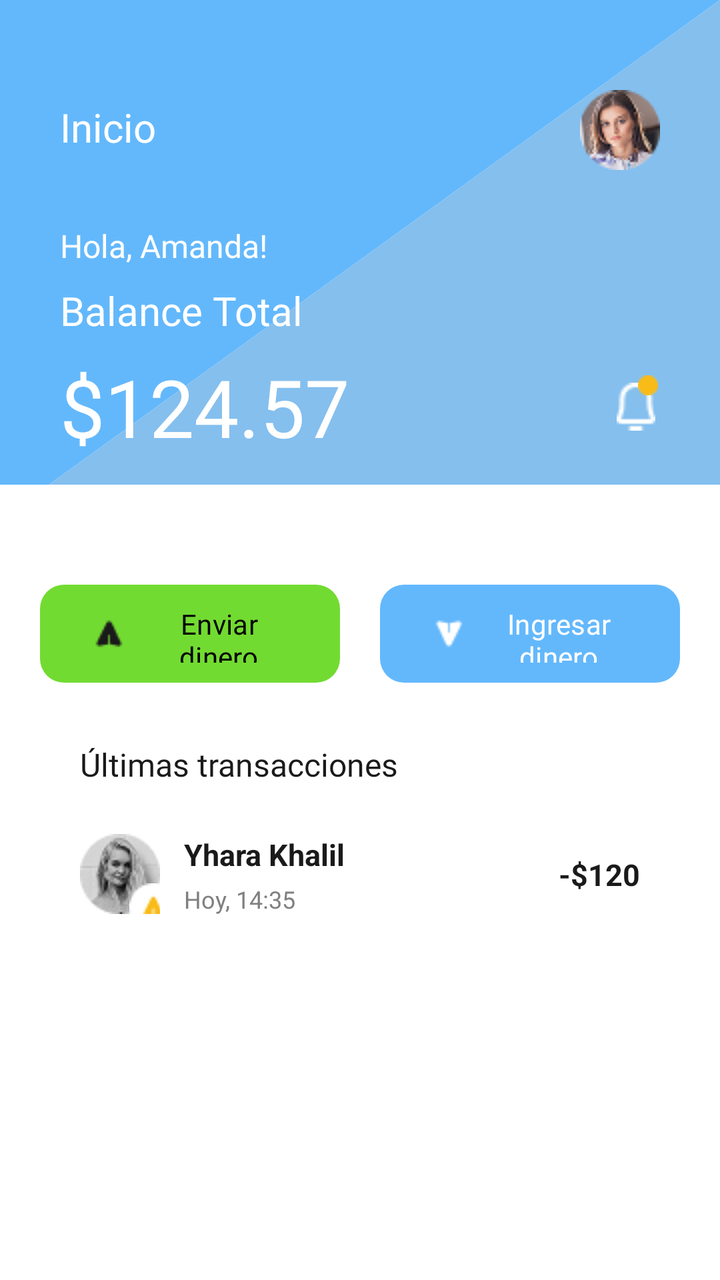
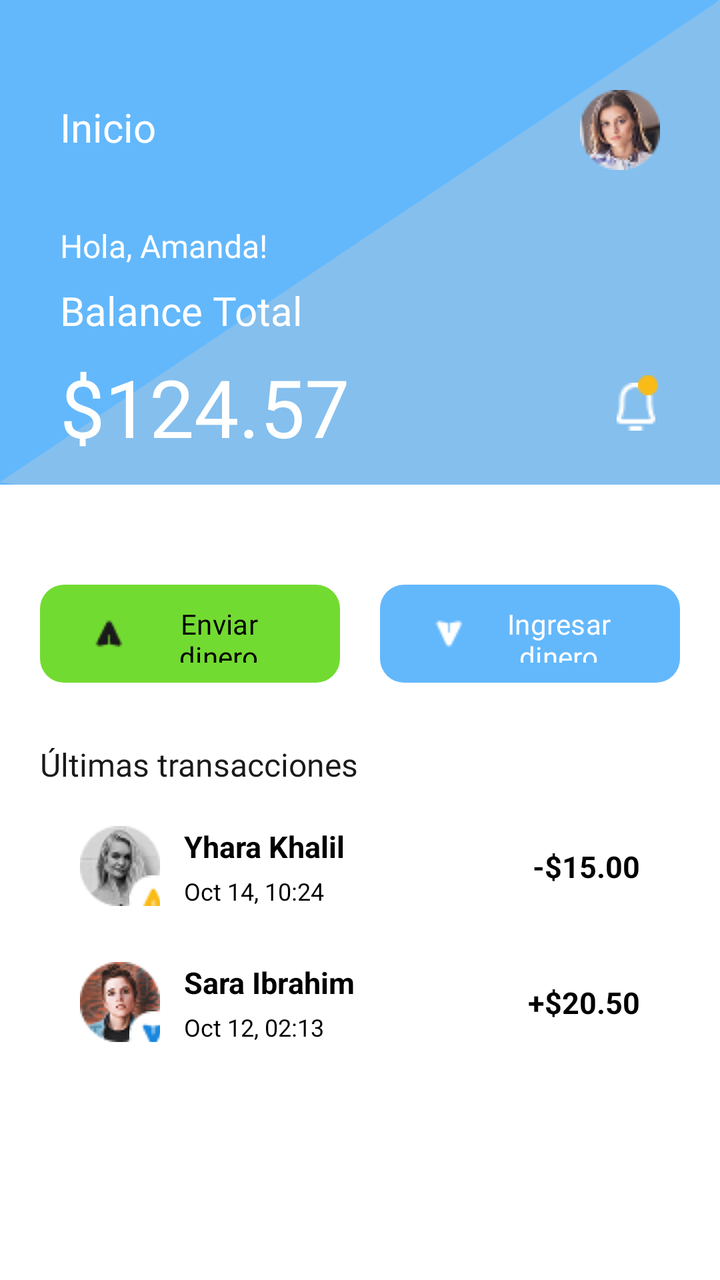

Compare the two renders of this Android layout. The source of the first and the diff that turns it into the second are given below.
<!-- AndroidManifest.xml: application theme Theme.AlkeWallet -->
<!-- res/layout/activity_home.xml -->
<?xml version="1.0" encoding="utf-8"?>
<androidx.constraintlayout.widget.ConstraintLayout
    xmlns:android="http://schemas.android.com/apk/res/android"
    xmlns:app="http://schemas.android.com/apk/res-auto"

    android:layout_width="match_parent"
    android:layout_height="match_parent"
    android:background="@color/white">


    

    <androidx.constraintlayout.widget.ConstraintLayout
        android:id="@+id/layoutHeader"
        android:layout_width="0dp"
        android:layout_height="260dp"
        android:background="@drawable/bg_header_diagonal"
        app:layout_constraintTop_toTopOf="parent"
        app:layout_constraintStart_toStartOf="parent"
        app:layout_constraintEnd_toEndOf="parent">

        
        <TextView
            android:id="@+id/tvInicio"
            android:layout_width="wrap_content"
            android:layout_height="wrap_content"
            android:layout_marginStart="30dp"
            android:layout_marginTop="50dp"
            android:text="Inicio"
            android:textColor="@android:color/white"
            android:textSize="20sp"
            android:fontFamily="@font/jua"
            app:layout_constraintStart_toStartOf="parent"
            app:layout_constraintTop_toTopOf="parent" />

        
        <ImageView
            android:id="@+id/imgPerfil"
            android:layout_width="40dp"
            android:layout_height="40dp"
            android:layout_marginTop="45dp"
            android:layout_marginEnd="30dp"
            android:src="@drawable/prof_pict1"
            android:scaleType="centerCrop"
            android:contentDescription="Foto de perfil"
            app:layout_constraintTop_toTopOf="parent"
            app:layout_constraintEnd_toEndOf="parent" />

        
        <TextView
            android:id="@+id/tvSaludo"
            android:layout_width="wrap_content"
            android:layout_height="wrap_content"
            android:layout_marginStart="30dp"
            android:layout_marginTop="35dp"
            android:text="Hola, Amanda!"
            android:textColor="@android:color/white"
            android:textSize="16sp"
            android:fontFamily="@font/jua"
            app:layout_constraintStart_toStartOf="parent"
            app:layout_constraintTop_toBottomOf="@id/tvInicio" />

        
        <TextView
            android:id="@+id/tvBalanceTitulo"
            android:layout_width="wrap_content"
            android:layout_height="wrap_content"
            android:layout_marginStart="30dp"
            android:layout_marginTop="8dp"
            android:text="Balance Total"
            android:textColor="@android:color/white"
            android:textSize="20sp"
            android:fontFamily="@font/jua"
            app:layout_constraintStart_toStartOf="parent"
            app:layout_constraintTop_toBottomOf="@id/tvSaludo" />

        
        <TextView
            android:id="@+id/tvBalance"
            android:layout_width="wrap_content"
            android:layout_height="wrap_content"
            android:layout_marginStart="30dp"
            android:layout_marginTop="8dp"
            android:text="$124.57"
            android:textColor="@android:color/white"
            android:textSize="40sp"
            android:fontFamily="@font/jua"
            app:layout_constraintStart_toStartOf="parent"
            app:layout_constraintTop_toBottomOf="@id/tvBalanceTitulo" />

        
        <ImageView
            android:id="@+id/imgNotificaciones"
            android:layout_width="24dp"
            android:layout_height="24dp"
            android:layout_marginEnd="30dp"
            android:src="@drawable/ic_bell"
            android:contentDescription="Notificaciones"
            app:layout_constraintEnd_toEndOf="parent"
            app:layout_constraintBottom_toBottomOf="@id/tvBalance"
            app:layout_constraintTop_toTopOf="@id/tvBalance" />

        <ImageView
            android:id="@+id/imgBadgeNotificacion"
            android:layout_width="10dp"
            android:layout_height="10dp"

            android:src="@drawable/notypoint"

            android:contentDescription="Indicador de notificación"

            android:layout_marginTop="-4dp"
            android:layout_marginEnd="1dp"

            app:layout_constraintTop_toTopOf="@id/imgNotificaciones"
            app:layout_constraintEnd_toEndOf="@id/imgNotificaciones"/>

    </androidx.constraintlayout.widget.ConstraintLayout>


    

    <androidx.constraintlayout.widget.ConstraintLayout

        android:id="@+id/layoutContent"

        android:layout_width="0dp"
        android:layout_height="0dp"
        android:layout_marginTop="-18dp"
        android:background="@color/white"
        android:padding="20dp"
        app:layout_constraintBottom_toBottomOf="parent"
        app:layout_constraintEnd_toEndOf="parent"
        app:layout_constraintHorizontal_bias="0.0"
        app:layout_constraintStart_toStartOf="parent"
        app:layout_constraintTop_toBottomOf="@id/layoutHeader"
        app:layout_constraintVertical_bias="0.0">

        
        <Button
            android:id="@+id/btnEnviarDinero"
            android:layout_width="0dp"
            android:layout_height="49dp"

            android:layout_marginStart="0dp"
            android:layout_marginTop="30dp"
            android:layout_marginEnd="10dp"
            android:background="@drawable/button_secondary"
            android:drawableLeft="@drawable/ic_send"
            android:fontFamily="@font/jua"
            android:text="Enviar dinero"
            android:textAllCaps="false"
            android:textColor="@android:color/black"
            android:textSize="14sp"
            app:backgroundTint="@null"
            app:layout_constraintEnd_toStartOf="@id/btnIngresarDinero"
            app:layout_constraintStart_toStartOf="parent"
            app:layout_constraintTop_toTopOf="parent" />


        
        <Button
            android:id="@+id/btnIngresarDinero"
            android:layout_width="0dp"
            android:layout_height="49dp"
            android:layout_marginStart="10dp"
            android:layout_marginTop="30dp"
            android:layout_marginEnd="0dp"
            android:background="@drawable/button_primary"
            android:drawableLeft="@drawable/ic_request"
            android:fontFamily="@font/jua"
            android:text="Ingresar dinero"
            android:textAllCaps="false"
            android:textColor="@android:color/white"
            android:textSize="14sp"
            app:backgroundTint="@null"

            app:layout_constraintEnd_toEndOf="parent"
            app:layout_constraintStart_toEndOf="@id/btnEnviarDinero"
            app:layout_constraintTop_toTopOf="parent" />

        
        <TextView
            android:id="@+id/tvUltimasTransacciones"
            android:layout_width="wrap_content"
            android:layout_height="wrap_content"
            android:layout_marginStart="20dp"
            android:layout_marginTop="30dp"
            android:fontFamily="@font/jua"
            android:text="Últimas transacciones"
            android:textColor="#1A1A1A"
            android:textSize="16sp"
            app:layout_constraintStart_toStartOf="parent"
            app:layout_constraintTop_toBottomOf="@id/btnEnviarDinero" />

        

        <androidx.constraintlayout.widget.ConstraintLayout
            android:id="@+id/layoutTransaccion1"
            android:layout_width="0dp"
            android:layout_height="56dp"

            android:layout_marginStart="20dp"
            android:layout_marginTop="16dp"
            android:layout_marginEnd="20dp"

            app:layout_constraintEnd_toEndOf="parent"
            app:layout_constraintStart_toStartOf="parent"
            app:layout_constraintTop_toBottomOf="@id/tvUltimasTransacciones">

            

            <FrameLayout
                android:id="@+id/avatarContainer"
                android:layout_width="40dp"
                android:layout_height="40dp"

                app:layout_constraintBottom_toBottomOf="parent"
                app:layout_constraintStart_toStartOf="parent"
                app:layout_constraintTop_toTopOf="parent">

                <ImageView
                    android:id="@+id/imgUsuario1"
                    android:layout_width="40dp"
                    android:layout_height="40dp"
                    android:src="@drawable/prof_pict2" />

                <FrameLayout
                    android:id="@+id/badgeMovimiento"
                    android:layout_width="24dp"
                    android:layout_height="24dp"
                    android:layout_gravity="bottom|end"
                    android:layout_marginEnd="-9dp"
                    android:layout_marginBottom="-9dp">

                    <ImageView
                        android:layout_width="match_parent"
                        android:layout_height="match_parent"
                        android:src="@drawable/circle" />

                    <ImageView
                        android:layout_width="18dp"
                        android:layout_height="18dp"
                        android:layout_gravity="center"
                        android:src="@drawable/plustr" />

                </FrameLayout>

            </FrameLayout>


            

            <TextView
                android:id="@+id/tvNombre1"

                android:layout_width="wrap_content"
                android:layout_height="wrap_content"

                android:layout_marginStart="12dp"

                android:text="Yhara Khalil"
                android:textColor="#1A1A1A"
                android:textSize="15sp"

                android:textStyle="bold"

                app:layout_constraintStart_toEndOf="@id/avatarContainer"

                app:layout_constraintTop_toTopOf="@id/avatarContainer" />

            

            <TextView
                android:id="@+id/tvFecha1"

                android:layout_width="wrap_content"
                android:layout_height="wrap_content"

                android:layout_marginTop="4dp"

                android:text="Hoy, 14:35"
                android:textColor="#808080"

                android:textSize="12sp"

                app:layout_constraintStart_toStartOf="@id/tvNombre1"
                app:layout_constraintTop_toBottomOf="@id/tvNombre1" />

            

            <TextView
                android:id="@+id/tvMonto1"

                android:layout_width="wrap_content"
                android:layout_height="wrap_content"

                android:text="-$120"

                android:textColor="#1A1A1A"
                android:textSize="15sp"
                android:textStyle="bold"

                app:layout_constraintBottom_toBottomOf="parent"
                app:layout_constraintEnd_toEndOf="parent"
                app:layout_constraintTop_toTopOf="parent" />

        </androidx.constraintlayout.widget.ConstraintLayout>

    </androidx.constraintlayout.widget.ConstraintLayout>

</androidx.constraintlayout.widget.ConstraintLayout>
<!-- resources referenced by this layout -->
<resources>
  <color name="white">#FFFFFFFF</color>
  <!-- drawable bg_header_diagonal (drawable) -->
  <vector xmlns:android="http://schemas.android.com/apk/res/android"
      android:width="375dp"
      android:height="260dp"
      android:viewportWidth="375"
      android:viewportHeight="260">
  
      <path
          android:fillColor="@color/alke_blue"
          android:pathData="M0,0 L375,0 L0,260 Z"/>
  
      <path
          android:fillColor="@color/alke_celeste"
          android:pathData="M375,0 L375,260 L0,260 Z"/>
  
  </vector>
  <!-- drawable button_primary (drawable) -->
  <?xml version="1.0" encoding="utf-8"?>
  <shape xmlns:android="http://schemas.android.com/apk/res/android">
  
      <solid android:color="@color/alke_blue"/>
  
      <corners android:radius="12dp"/>
  </shape>
  <!-- drawable button_secondary (drawable) -->
  <?xml version="1.0" encoding="utf-8"?>
  <shape xmlns:android="http://schemas.android.com/apk/res/android">
  
      <solid android:color="@color/alke_verde"/>
  
      <corners android:radius="12dp"/>
  </shape>
  <!-- drawable circle: png bitmap (drawable, 351 bytes) -->
  <!-- drawable ic_bell: png bitmap (drawable, 349 bytes) -->
  <!-- drawable ic_request: png bitmap (drawable, 309 bytes) -->
  <!-- drawable ic_send: png bitmap (drawable, 374 bytes) -->
  <!-- drawable notypoint: png bitmap (drawable, 284 bytes) -->
  <!-- drawable plustr: png bitmap (drawable, 350 bytes) -->
  <!-- drawable prof_pict1: png bitmap (drawable, 4363 bytes) -->
  <!-- drawable prof_pict2: png bitmap (drawable, 2657 bytes) -->
  <style name="Theme.AlkeWallet" parent="Base.Theme.AlkeWallet" />
  <color name="alke_blue">#63B8FC</color>
  <color name="alke_celeste">#84BFEE</color>
  <color name="alke_verde">#72DB31</color>
  <style name="Base.Theme.AlkeWallet" parent="Theme.Material3.DayNight.NoActionBar">
          
          
      </style>
</resources>

<!-- the commit's change to res/layout/activity_home.xml (unified diff, before → after) -->
@@ -6,7 +6,6 @@
     android:layout_width="match_parent"
     android:layout_height="match_parent"
     android:background="@color/white">
-
 
     
 
@@ -134,7 +133,7 @@
         app:layout_constraintHorizontal_bias="0.0"
         app:layout_constraintStart_toStartOf="parent"
         app:layout_constraintTop_toBottomOf="@id/layoutHeader"
-        app:layout_constraintVertical_bias="0.0">
+        app:layout_constraintVertical_bias="1.0">
 
         
         <Button
@@ -184,13 +183,12 @@
             android:id="@+id/tvUltimasTransacciones"
             android:layout_width="wrap_content"
             android:layout_height="wrap_content"
-            android:layout_marginStart="20dp"
             android:layout_marginTop="30dp"
             android:fontFamily="@font/jua"
             android:text="Últimas transacciones"
             android:textColor="#1A1A1A"
             android:textSize="16sp"
-            app:layout_constraintStart_toStartOf="parent"
+            app:layout_constraintStart_toStartOf="@id/btnEnviarDinero"
             app:layout_constraintTop_toBottomOf="@id/btnEnviarDinero" />
 
         
@@ -201,10 +199,11 @@
             android:layout_height="56dp"
 
             android:layout_marginStart="20dp"
-            android:layout_marginTop="16dp"
+            android:layout_marginTop="12dp"
             android:layout_marginEnd="20dp"
 
             app:layout_constraintEnd_toEndOf="parent"
+            app:layout_constraintHorizontal_bias="0.0"
             app:layout_constraintStart_toStartOf="parent"
             app:layout_constraintTop_toBottomOf="@id/tvUltimasTransacciones">
 
@@ -242,7 +241,7 @@
                         android:layout_width="18dp"
                         android:layout_height="18dp"
                         android:layout_gravity="center"
-                        android:src="@drawable/plustr" />
+                        android:src="@drawable/ic_plus_alke" />
 
                 </FrameLayout>
 
@@ -260,7 +259,7 @@
                 android:layout_marginStart="12dp"
 
                 android:text="Yhara Khalil"
-                android:textColor="#1A1A1A"
+                android:textColor="@color/black"
                 android:textSize="15sp"
 
                 android:textStyle="bold"
@@ -276,12 +275,9 @@
 
                 android:layout_width="wrap_content"
                 android:layout_height="wrap_content"
-
                 android:layout_marginTop="4dp"
-
-                android:text="Hoy, 14:35"
-                android:textColor="#808080"
-
+                android:text="Oct 14, 10:24"
+                android:textColor="@color/black"
                 android:textSize="12sp"
 
                 app:layout_constraintStart_toStartOf="@id/tvNombre1"
@@ -295,9 +291,9 @@
                 android:layout_width="wrap_content"
                 android:layout_height="wrap_content"
 
-                android:text="-$120"
-
-                android:textColor="#1A1A1A"
+                android:text="-$15.00"
+
+                android:textColor="@color/black"
                 android:textSize="15sp"
                 android:textStyle="bold"
 
@@ -307,6 +303,130 @@
 
         </androidx.constraintlayout.widget.ConstraintLayout>
 
+        
+
+        <androidx.constraintlayout.widget.ConstraintLayout
+            android:id="@+id/layoutTransaccion2"
+            android:layout_width="0dp"
+            android:layout_height="56dp"
+
+            android:layout_marginStart="20dp"
+            android:layout_marginTop="12dp"
+            android:layout_marginEnd="20dp"
+
+            app:layout_constraintEnd_toEndOf="parent"
+            app:layout_constraintHorizontal_bias="0.0"
+            app:layout_constraintStart_toStartOf="parent"
+            app:layout_constraintTop_toBottomOf="@id/layoutTransaccion1">
+
+            
+
+            <FrameLayout
+                android:id="@+id/avatarContainer"
+                android:layout_width="40dp"
+                android:layout_height="40dp"
+
+                app:layout_constraintBottom_toBottomOf="parent"
+                app:layout_constraintStart_toStartOf="parent"
+                app:layout_constraintTop_toTopOf="parent">
+
+                <ImageView
+                    android:id="@+id/imgUsuario1"
+                    android:layout_width="40dp"
+                    android:layout_height="40dp"
+                    android:src="@drawable/pic_prof4" />
+
+                <FrameLayout
+                    android:id="@+id/badgeMovimiento"
+                    android:layout_width="24dp"
+                    android:layout_height="24dp"
+                    android:layout_gravity="bottom|end"
+                    android:layout_marginEnd="-9dp"
+                    android:layout_marginBottom="-9dp">
+
+                    <ImageView
+                        android:layout_width="match_parent"
+                        android:layout_height="match_parent"
+                        android:src="@drawable/circle" />
+
+                    <ImageView
+                        android:layout_width="18dp"
+                        android:layout_height="18dp"
+                        android:layout_gravity="center"
+                        android:src="@drawable/ic_less_alke" />
+
+                </FrameLayout>
+
+            </FrameLayout>
+
+
+            
+
+            <TextView
+                android:id="@+id/tvNombre2"
+
+                android:layout_width="wrap_content"
+                android:layout_height="wrap_content"
+
+                android:layout_marginStart="12dp"
+
+                android:text="Sara Ibrahim"
+                android:textColor="@color/black"
+                android:textSize="15sp"
+
+                android:textStyle="bold"
+
+                app:layout_constraintStart_toEndOf="@id/avatarContainer"
+
+                app:layout_constraintTop_toTopOf="@id/avatarContainer" />
+
+            
+
+            <TextView
+                android:id="@+id/tvFecha2"
+
+                android:layout_width="wrap_content"
+                android:layout_height="wrap_content"
+
+                android:layout_marginTop="4dp"
+
+                android:text="Oct 12, 02:13"
+                android:textColor="@color/black"
+
+                android:textSize="12sp"
+
+                app:layout_constraintStart_toStartOf="@id/tvNombre2"
+                app:layout_constraintTop_toBottomOf="@id/tvNombre2" />
+
+            
+
+            <TextView
+                android:id="@+id/tvMonto1"
+
+                android:layout_width="wrap_content"
+                android:layout_height="wrap_content"
+
+                android:text="+$20.50"
+
+                android:textColor="@color/black"
+                android:textSize="15sp"
+                android:textStyle="bold"
+
+                app:layout_constraintBottom_toBottomOf="parent"
+                app:layout_constraintEnd_toEndOf="parent"
+                app:layout_constraintTop_toTopOf="parent" />
+
+        </androidx.constraintlayout.widget.ConstraintLayout>
+
     </androidx.constraintlayout.widget.ConstraintLayout>
 
+    <androidx.constraintlayout.widget.Guideline android:layout_width="wrap_content"
+        android:layout_height="wrap_content" />
+
+    <androidx.constraintlayout.widget.Guideline android:layout_width="wrap_content"
+        android:layout_height="wrap_content" />
+
+    <androidx.constraintlayout.widget.Guideline android:layout_width="wrap_content"
+        android:layout_height="wrap_content" />
+
 </androidx.constraintlayout.widget.ConstraintLayout>
<!-- resource entries referenced after the edit -->
@@ -1,20 +1,23 @@
 <!-- resources referenced by this layout -->
 <resources>
+  <color name="black">#FF000000</color>
   <color name="white">#FFFFFFFF</color>
   <!-- drawable bg_header_diagonal (drawable) -->
   <vector xmlns:android="http://schemas.android.com/apk/res/android"
-      android:width="375dp"
+      android:width="260dp"
       android:height="260dp"
-      android:viewportWidth="375"
+      android:viewportWidth="260"
       android:viewportHeight="260">
   
+      
       <path
           android:fillColor="@color/alke_blue"
-          android:pathData="M0,0 L375,0 L0,260 Z"/>
+          android:pathData="M0,0 L260,0 L0,260 Z"/>
   
+      
       <path
           android:fillColor="@color/alke_celeste"
-          android:pathData="M375,0 L375,260 L0,260 Z"/>
+          android:pathData="M260,0 L260,300 L0,241 Z"/>
   
   </vector>
   <!-- drawable button_primary (drawable) -->
@@ -35,10 +38,12 @@
   </shape>
   <!-- drawable circle: png bitmap (drawable, 351 bytes) -->
   <!-- drawable ic_bell: png bitmap (drawable, 349 bytes) -->
+  <!-- drawable ic_less_alke: png bitmap (drawable, 373 bytes) -->
+  <!-- drawable ic_plus_alke: png bitmap (drawable, 350 bytes) -->
   <!-- drawable ic_request: png bitmap (drawable, 309 bytes) -->
   <!-- drawable ic_send: png bitmap (drawable, 374 bytes) -->
   <!-- drawable notypoint: png bitmap (drawable, 284 bytes) -->
-  <!-- drawable plustr: png bitmap (drawable, 350 bytes) -->
+  <!-- drawable pic_prof4: png bitmap (drawable, 4476 bytes) -->
   <!-- drawable prof_pict1: png bitmap (drawable, 4363 bytes) -->
   <!-- drawable prof_pict2: png bitmap (drawable, 2657 bytes) -->
   <style name="Theme.AlkeWallet" parent="Base.Theme.AlkeWallet" />
